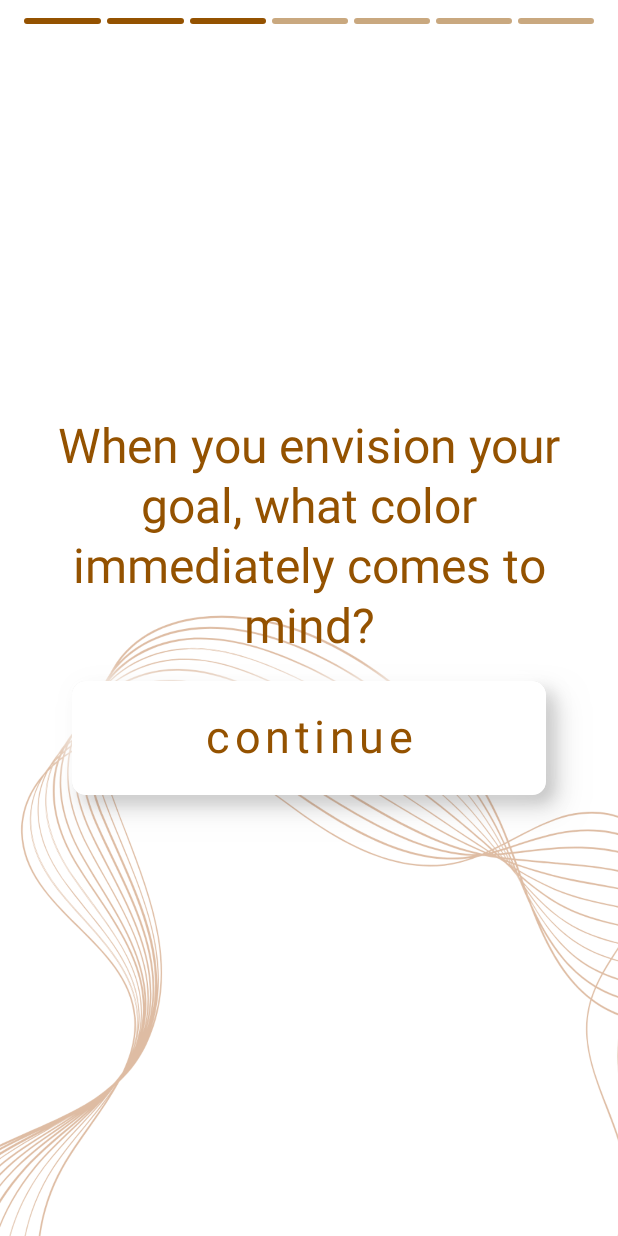
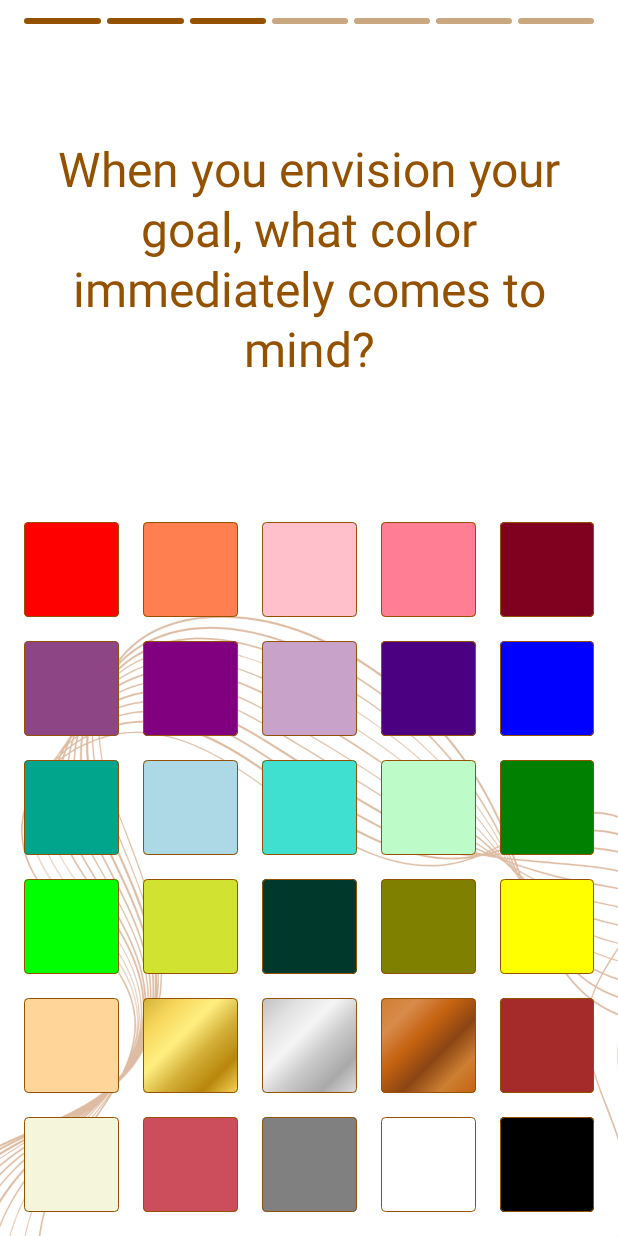
Before and after one commit to IaroslavAl/MindArt, an Android app built with Jetpack Compose: the screen it shows after launch (MainActivity), after a tap on "continue", on a phone screen of 412 x 824 dp. Run offline under Robolectric (Android 15) with nearby library versions, the phone set to English and light mode, and no system bars; 1 other tap on this screen came first.

Commit message:
added color selection

```diff
--- a/android-app/app/build.gradle.kts
+++ b/android-app/app/build.gradle.kts
@@ -46,6 +46,7 @@ dependencies {
     implementation(libs.androidx.ui.graphics)
     implementation(libs.androidx.ui.tooling.preview)
     implementation(libs.androidx.material3)
+    implementation(libs.ads.mobile.sdk)
     testImplementation(libs.junit)
     androidTestImplementation(libs.androidx.junit)
     androidTestImplementation(libs.androidx.espresso.core)
--- a/android-app/app/src/main/java/com/elena_stepkina/mindart/ui/mainscreen/MainViewModel.kt
+++ b/android-app/app/src/main/java/com/elena_stepkina/mindart/ui/mainscreen/MainViewModel.kt
@@ -1,6 +1,9 @@
 package com.elena_stepkina.mindart.ui.mainscreen
 
+import Elena.Stepkina.MindArt.R
 import androidx.lifecycle.ViewModel
+import com.elena_stepkina.mindart.model.EventType
+import com.elena_stepkina.mindart.model.TaskType
 import kotlinx.coroutines.flow.MutableStateFlow
 import kotlinx.coroutines.flow.StateFlow
 import kotlinx.coroutines.flow.asStateFlow
@@ -19,9 +22,41 @@ class MainViewModel: ViewModel() {
     private val _screenState = MutableStateFlow(ScreenState.CreatedContentSelectionScreen)
     val screenState: StateFlow<ScreenState> = _screenState.asStateFlow()
 
+    private val _taskType = MutableStateFlow(TaskType.Goal)
+    val taskType: StateFlow<TaskType> = _taskType.asStateFlow()
+
+    private val _eventType = MutableStateFlow(EventType.Light)
+    val eventType: StateFlow<EventType> = _eventType.asStateFlow()
+
+    private val _color1 = MutableStateFlow("")
+    val color1: StateFlow<String> = _color1.asStateFlow()
+
+    private val _color2 = MutableStateFlow("")
+    val color2: StateFlow<String> = _color2.asStateFlow()
+
+    private val _color3 = MutableStateFlow("")
+    val color3: StateFlow<String> = _color3.asStateFlow()
+
     fun goToNext() {
         val currentOrdinal = screenState.value.ordinal
         val nextOrdinal = (currentOrdinal + 1) % ScreenState.entries.size
         _screenState.value = ScreenState.entries.toTypedArray()[nextOrdinal]
     }
+
+    fun setTaskType(taskType: TaskType) {
+        _taskType.value = taskType
+    }
+
+    fun setEventType(eventType: EventType) {
+        _eventType.value = eventType
+    }
+
+    fun setColor(color: String) {
+        when (_screenState.value) {
+            ScreenState.ColorSelectionScreenFirst -> _color1.value = color
+            ScreenState.ColorSelectionScreenSecond -> _color2.value = color
+            ScreenState.ColorSelectionScreenThird -> _color3.value = color
+            else -> {}
+        }
+    }
 }
--- a/android-app/app/src/main/java/com/elena_stepkina/mindart/ui/mainscreen/UiState.kt
+++ /dev/null
@@ -1 +0,0 @@
-package com.elena_stepkina.mindart.ui.mainscreen
--- a/android-app/app/src/main/java/com/elena_stepkina/mindart/ui/mainscreen/components/BackgroundView.kt
+++ b/android-app/app/src/main/java/com/elena_stepkina/mindart/ui/mainscreen/components/BackgroundView.kt
@@ -24,17 +24,20 @@ fun BackgroundView(
         MainViewModel.ScreenState.ColorSelectionScreenSecond -> R.drawable.bg4
         MainViewModel.ScreenState.ColorSelectionScreenThird -> R.drawable.bg5
         MainViewModel.ScreenState.PictureStyleSelectionScreen -> R.drawable.bg6
-        MainViewModel.ScreenState.ResultScreen -> R.drawable.bg3
+        MainViewModel.ScreenState.ResultScreen -> null
     }
 
     Box(modifier = Modifier.fillMaxSize()) {
+        imageRes?.let {
+            painterResource(id = it) }?.let {
             Image(
-            painter = painterResource(id = imageRes),
+                painter = it,
                 contentDescription = null,
                 contentScale = ContentScale.Crop,
                 modifier = Modifier
                     .fillMaxSize()
             )
+        }
         Box(modifier = modifier.fillMaxSize()) {
             content()
         }
--- a/android-app/app/src/main/java/com/elena_stepkina/mindart/ui/mainscreen/screenStates/ColorSelectionScreen.kt
+++ b/android-app/app/src/main/java/com/elena_stepkina/mindart/ui/mainscreen/screenStates/ColorSelectionScreen.kt
@@ -1,45 +1,129 @@
 package com.elena_stepkina.mindart.ui.mainscreen.screenStates
 
 import Elena.Stepkina.MindArt.R
+import androidx.compose.foundation.background
+import androidx.compose.foundation.border
+import androidx.compose.foundation.clickable
+import androidx.compose.foundation.layout.Arrangement
 import androidx.compose.foundation.layout.Box
 import androidx.compose.foundation.layout.Column
+import androidx.compose.foundation.layout.Spacer
 import androidx.compose.foundation.layout.fillMaxSize
 import androidx.compose.foundation.layout.padding
+import androidx.compose.foundation.layout.size
+import androidx.compose.foundation.lazy.grid.GridCells
+import androidx.compose.foundation.lazy.grid.LazyVerticalGrid
+import androidx.compose.foundation.lazy.grid.items
+import androidx.compose.foundation.shape.RoundedCornerShape
 import androidx.compose.runtime.Composable
 import androidx.compose.runtime.collectAsState
 import androidx.compose.runtime.getValue
+import androidx.compose.runtime.remember
 import androidx.compose.ui.Alignment
 import androidx.compose.ui.Modifier
+import androidx.compose.ui.geometry.Offset
+import androidx.compose.ui.graphics.Brush
+import androidx.compose.ui.graphics.SolidColor
+import androidx.compose.ui.platform.LocalConfiguration
+import androidx.compose.ui.res.colorResource
 import androidx.compose.ui.res.stringResource
+import androidx.compose.ui.unit.Dp
 import androidx.compose.ui.unit.dp
+import com.elena_stepkina.mindart.model.CustomColor
+import com.elena_stepkina.mindart.model.TaskType
 import com.elena_stepkina.mindart.ui.mainscreen.MainViewModel
-import com.elena_stepkina.mindart.ui.mainscreen.components.CustomButton
 import com.elena_stepkina.mindart.ui.mainscreen.components.TextView
 
 @Composable
 fun ColorSelectionScreen(viewModel: MainViewModel) {
     val screenState by viewModel.screenState.collectAsState()
-    Box(
+    val taskType by viewModel.taskType.collectAsState()
+    val stringResource = when (taskType) {
+        TaskType.Goal -> when (screenState) {
+            MainViewModel.ScreenState.ColorSelectionScreenFirst -> R.string.color_selection_goal_first_question
+            MainViewModel.ScreenState.ColorSelectionScreenSecond -> R.string.color_selection_goal_second_question
+            MainViewModel.ScreenState.ColorSelectionScreenThird -> R.string.color_selection_goal_third_question
+            else -> null
+        }
+        TaskType.Memories -> when (screenState) {
+            MainViewModel.ScreenState.ColorSelectionScreenFirst -> R.string.color_selection_memories_first_question
+            MainViewModel.ScreenState.ColorSelectionScreenSecond -> R.string.color_selection_memories_second_question
+            MainViewModel.ScreenState.ColorSelectionScreenThird -> R.string.color_selection_memories_third_question
+            else -> null
+        }
+    }
+
+    Column(
         modifier = Modifier
             .fillMaxSize()
-            .padding(horizontal = 32.dp),
-        contentAlignment = Alignment.Center
+            .padding(horizontal = 16.dp),
+        verticalArrangement = Arrangement.SpaceBetween,
+        horizontalAlignment = Alignment.CenterHorizontally
     ) {
-        Column(horizontalAlignment = Alignment.CenterHorizontally) {
-            when (screenState) {
-                MainViewModel.ScreenState.CreatedContentSelectionScreen -> TextView("")
-                MainViewModel.ScreenState.DisclaimerScreen -> TextView("")
-                MainViewModel.ScreenState.ColorSelectionScreenFirst -> TextView(stringResource(R.string.color_selection_goal_first_question))
-                MainViewModel.ScreenState.ColorSelectionScreenSecond -> TextView(stringResource(R.string.color_selection_goal_second_question))
-                MainViewModel.ScreenState.ColorSelectionScreenThird -> TextView(stringResource(R.string.color_selection_goal_third_question))
-                MainViewModel.ScreenState.PictureStyleSelectionScreen -> TextView("")
-                MainViewModel.ScreenState.ResultScreen -> TextView("")
-            }
-            CustomButton(
-                text = stringResource(R.string.disclaimer_continue),
-                onClick = { viewModel.goToNext() },
-                modifier = Modifier.padding(16.dp)
+        Spacer(modifier = Modifier)
+
+        stringResource?.let { stringResource(it) }?.let { TextView(it) }
+
+        ColorsView { customColor ->
+            viewModel.setColor(customColor.name)
+            viewModel.goToNext()
+        }
+    }
+}
+
+@Composable
+fun ColorsView(onColorSelected: (CustomColor) -> Unit) {
+    val columns = 5
+    val screenWidth = LocalConfiguration.current.screenWidthDp.dp
+    val spacing = 16.dp
+    val cellSize = remember(screenWidth) {
+        val totalSpacing = spacing * (columns - 1) + 32.dp
+        (screenWidth - totalSpacing) / columns
+    }
+
+    LazyVerticalGrid(
+        columns = GridCells.Fixed(columns),
+        horizontalArrangement = Arrangement.spacedBy(spacing),
+        verticalArrangement = Arrangement.spacedBy(spacing),
+        modifier = Modifier.padding(bottom = 16.dp)
+    ) {
+        items(CustomColor.entries.toTypedArray()) { customColor ->
+            ColorButton(
+                customColor = customColor,
+                cellSize = cellSize,
+                onClick = { onColorSelected(customColor) }
             )
         }
     }
 }
+
+@Composable
+fun ColorButton(
+    customColor: CustomColor,
+    cellSize: Dp,
+    onClick: () -> Unit
+) {
+    val isGradient = customColor == CustomColor.Silver
+            || customColor == CustomColor.Gold
+            || customColor == CustomColor.Bronze
+    val backgroundBrush = if (isGradient) {
+        Brush.linearGradient(
+            colors = customColor.colors,
+            start = Offset(0f, 0f),
+            end = Offset(Float.POSITIVE_INFINITY, Float.POSITIVE_INFINITY)
+        )
+    } else {
+        null
+    }
+
+    Box(
+        modifier = Modifier
+            .size(cellSize)
+            .background(
+                brush = backgroundBrush ?: SolidColor(customColor.color),
+                shape = RoundedCornerShape(3.dp)
+            )
+            .border(0.5.dp, colorResource(R.color.accent), RoundedCornerShape(3.dp))
+            .clickable(onClick = onClick)
+    )
+}
--- a/android-app/app/src/main/java/com/elena_stepkina/mindart/ui/mainscreen/screenStates/CreatedContentSelectionScreen.kt
+++ b/android-app/app/src/main/java/com/elena_stepkina/mindart/ui/mainscreen/screenStates/CreatedContentSelectionScreen.kt
@@ -28,8 +28,8 @@ fun CreatedContentSelectionScreen(viewModel: MainViewModel) {
         Spacer(modifier = Modifier)
         TextView(stringResource(R.string.created_content_message))
         ButtonsSection(
-            onTaskSelected = { _ ->
-                // заменить
+            onTaskSelected = { taskType ->
+                viewModel.setTaskType(taskType)
                 viewModel.goToNext()
             }
         )
@@ -38,23 +38,17 @@ fun CreatedContentSelectionScreen(viewModel: MainViewModel) {
 }
 
 @Composable
-fun ButtonsSection(
-    onTaskSelected: (TaskType) -> Unit
-) {
+fun ButtonsSection(onTaskSelected: (TaskType) -> Unit) {
     Column(verticalArrangement = Arrangement.spacedBy(20.dp)) {
-//        TaskType.entries.forEach { taskType ->
-//            ButtonLabel(
-//                text = "taskType",
-//                onClick = { onTaskSelected(taskType) }
-//            )
-//        }
-        CustomButton(
-            text = stringResource(R.string.created_content_goal),
-            onClick = { onTaskSelected(TaskType.Goal) }
-        )
-        CustomButton(
-            text = stringResource(R.string.created_content_memories),
-            onClick = { onTaskSelected(TaskType.Memories) }
-        )
+        TaskType.entries.forEach { taskType ->
+            val text = when (taskType) {
+                TaskType.Goal -> stringResource(R.string.created_content_goal)
+                TaskType.Memories -> stringResource(R.string.created_content_memories)
+            }
+            CustomButton(
+                text = text,
+                onClick = { onTaskSelected(taskType) }
+            )
+        }
     }
 }
--- a/android-app/app/src/main/java/com/elena_stepkina/mindart/ui/mainscreen/screenStates/DisclaimerScreen.kt
+++ b/android-app/app/src/main/java/com/elena_stepkina/mindart/ui/mainscreen/screenStates/DisclaimerScreen.kt
@@ -28,7 +28,9 @@ fun DisclaimerScreen(viewModel: MainViewModel) {
         TextView(stringResource(R.string.disclaimer_info))
         CustomButton(
             text = stringResource(R.string.disclaimer_continue),
-            onClick = { viewModel.goToNext() }
+            onClick = {
+                viewModel.goToNext()
+            }
         )
         Spacer(modifier = Modifier)
     }
--- a/android-app/gradle/libs.versions.toml
+++ b/android-app/gradle/libs.versions.toml
@@ -8,6 +8,7 @@ espressoCore = "3.5.1"
 lifecycleRuntimeKtx = "2.6.1"
 activityCompose = "1.10.1"
 composeBom = "2024.09.00"
+adsMobileSdk = "0.16.0-alpha01"
 
 [libraries]
 androidx-core-ktx = { group = "androidx.core", name = "core-ktx", version.ref = "coreKtx" }
@@ -24,6 +25,7 @@ androidx-ui-tooling-preview = { group = "androidx.compose.ui", name = "ui-toolin
 androidx-ui-test-manifest = { group = "androidx.compose.ui", name = "ui-test-manifest" }
 androidx-ui-test-junit4 = { group = "androidx.compose.ui", name = "ui-test-junit4" }
 androidx-material3 = { group = "androidx.compose.material3", name = "material3" }
+ads-mobile-sdk = { group = "com.google.android.libraries.ads.mobile.sdk", name = "ads-mobile-sdk", version.ref = "adsMobileSdk" }
 
 [plugins]
 android-application = { id = "com.android.application", version.ref = "agp" }
```
Also changed, not shown: android-app/app/src/main/java/com/elena_stepkina/mindart/ui/mainscreen/screenStates/PictureStyleSelectionScreen.kt (+14 -27 lines), android-app/app/src/main/java/com/elena_stepkina/mindart/ui/mainscreen/screenStates/ResultScreen.kt (+31 -8 lines). Lines whose indentation alone changed are shown as unchanged.
